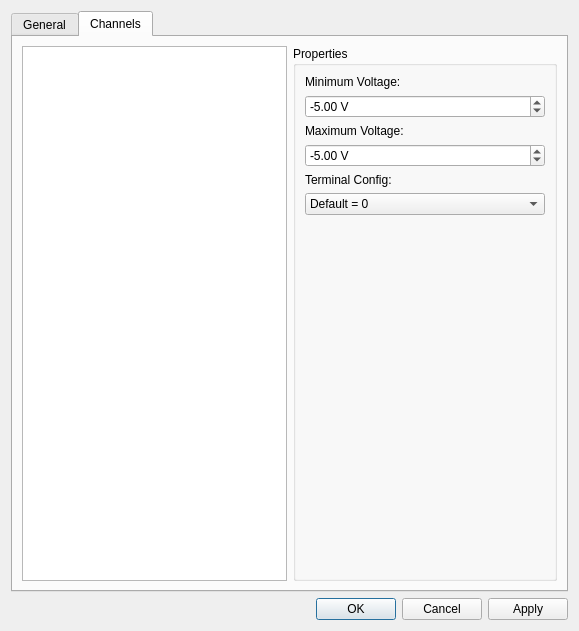
The window that niDAQmx/dialogNI-DAQmx.ui (itom-project/plugins) describes before a commit, drawn with Qt 5.
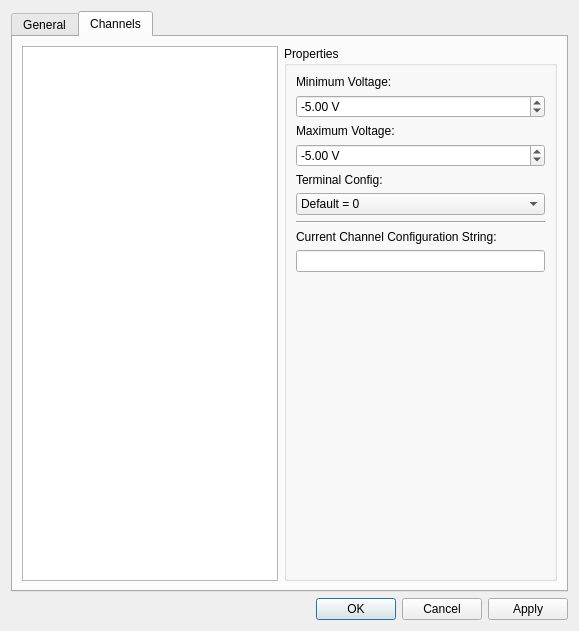
The same window after the commit. The open tabs and pages were chosen to show the change.

Commit message: NIDAQmx: further work on configuration dialog

Patch:
```diff
--- a/niDAQmx/dialogNI-DAQmx.ui
+++ b/niDAQmx/dialogNI-DAQmx.ui
@@ -446,6 +446,27 @@
             </item>
            </widget>
           </item>
+          <item>
+           <widget class="Line" name="lineChannelCfgStr">
+            <property name="orientation">
+             <enum>Qt::Horizontal</enum>
+            </property>
+           </widget>
+          </item>
+          <item>
+           <widget class="QLabel" name="lblChannelCfgStr">
+            <property name="text">
+             <string>Current Channel Configuration String:</string>
+            </property>
+           </widget>
+          </item>
+          <item>
+           <widget class="QLineEdit" name="txtChannelCfgStr">
+            <property name="readOnly">
+             <bool>true</bool>
+            </property>
+           </widget>
+          </item>
           <item>
            <spacer name="verticalSpacer">
             <property name="orientation">
```
Left out of the diff: 22 changed lines with no effect on the pictures. The commit also changes 3 other files.
